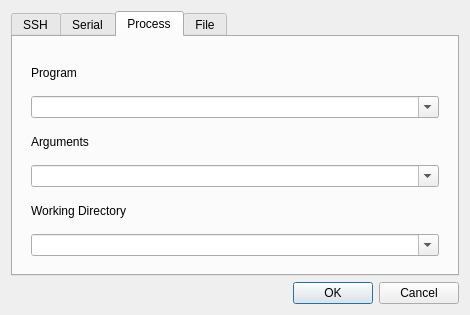
Old version of the form ComBombGui/opendialog.ui in the repository cdesjardins/ComBomb.
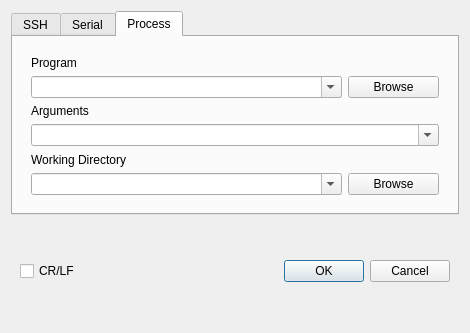
New version of the form. Icons and pictures are not drawn. Custom widgets are drawn as their Qt base class.

Commit message: Cleanup the process interface

What changed in the file:
```diff
--- a/ComBombGui/opendialog.ui
+++ b/ComBombGui/opendialog.ui
@@ -7,7 +7,7 @@
     <x>0</x>
     <y>0</y>
     <width>470</width>
-    <height>315</height>
+    <height>333</height>
    </rect>
   </property>
   <property name="sizePolicy">
@@ -25,13 +25,26 @@
   </property>
   <layout class="QGridLayout" name="gridLayout">
    <item row="1" column="0">
-    <widget class="QDialogButtonBox" name="_buttonBox">
-     <property name="orientation">
-      <enum>Qt::Horizontal</enum>
-     </property>
-     <property name="standardButtons">
-      <set>QDialogButtonBox::Cancel|QDialogButtonBox::Ok</set>
-     </property>
+    <widget class="QWidget" name="widget_2" native="true">
+     <layout class="QHBoxLayout" name="horizontalLayout">
+      <item>
+       <widget class="QCheckBox" name="newLineCheckBox">
+        <property name="text">
+         <string>CR/LF</string>
+        </property>
+       </widget>
+      </item>
+      <item>
+       <widget class="QDialogButtonBox" name="_buttonBox">
+        <property name="orientation">
+         <enum>Qt::Horizontal</enum>
+        </property>
+        <property name="standardButtons">
+         <set>QDialogButtonBox::Cancel|QDialogButtonBox::Ok</set>
+        </property>
+       </widget>
+      </item>
+     </layout>
     </widget>
    </item>
    <item row="0" column="0">
@@ -273,7 +286,7 @@
       <layout class="QGridLayout" name="gridLayout_9">
        <item row="0" column="0">
         <widget class="QWidget" name="widget" native="true">
-         <layout class="QGridLayout" name="gridLayout_8">
+         <layout class="QGridLayout" name="gridLayout_4">
           <item row="0" column="0">
            <widget class="QLabel" name="programLabel">
             <property name="text">
@@ -281,88 +294,67 @@
             </property>
            </widget>
           </item>
-          <item row="3" column="0">
+          <item row="1" column="0">
+           <widget class="CBComboBox" name="programComboBox">
+            <property name="editable">
+             <bool>true</bool>
+            </property>
+           </widget>
+          </item>
+          <item row="1" column="1">
+           <widget class="QPushButton" name="programBrowseButton">
+            <property name="maximumSize">
+             <size>
+              <width>91</width>
+              <height>16777215</height>
+             </size>
+            </property>
+            <property name="text">
+             <string>Browse</string>
+            </property>
+           </widget>
+          </item>
+          <item row="2" column="0">
            <widget class="QLabel" name="argumentsLabel">
             <property name="text">
              <string>Arguments</string>
             </property>
            </widget>
           </item>
-          <item row="5" column="0">
+          <item row="3" column="0" colspan="2">
+           <widget class="CBComboBox" name="argumentsComboBox">
+            <property name="editable">
+             <bool>true</bool>
+            </property>
+           </widget>
+          </item>
+          <item row="4" column="0">
            <widget class="QLabel" name="workingDirLabel">
             <property name="text">
              <string>Working Directory</string>
             </property>
            </widget>
           </item>
-          <item row="6" column="0" colspan="2">
+          <item row="5" column="0">
            <widget class="CBComboBox" name="workingDirComboBox">
             <property name="editable">
              <bool>true</bool>
             </property>
            </widget>
           </item>
-          <item row="4" column="0" colspan="2">
-           <widget class="CBComboBox" name="argumentsComboBox">
-            <property name="editable">
-             <bool>true</bool>
+          <item row="5" column="1">
+           <widget class="QPushButton" name="workingDirButton">
+            <property name="maximumSize">
+             <size>
+              <width>91</width>
+              <height>16777215</height>
+             </size>
             </property>
-           </widget>
-          </item>
-          <item row="2" column="0" colspan="2">
-           <widget class="CBComboBox" name="programComboBox">
-            <property name="editable">
-             <bool>true</bool>
-            </property>
-           </widget>
-          </item>
-         </layout>
-        </widget>
-       </item>
-      </layout>
-     </widget>
-     <widget class="QWidget" name="File">
-      <attribute name="title">
-       <string>File</string>
-      </attribute>
-      <layout class="QGridLayout" name="gridLayout_7">
-       <item row="0" column="0">
-        <widget class="QWidget" name="OpenFile" native="true">
-         <property name="sizePolicy">
-          <sizepolicy hsizetype="Expanding" vsizetype="Expanding">
-           <horstretch>0</horstretch>
-           <verstretch>0</verstretch>
-          </sizepolicy>
-         </property>
-         <layout class="QGridLayout" name="gridLayout_4">
-          <item row="3" column="0">
-           <widget class="QLabel" name="label_12">
-            <property name="text">
-             <string/>
-            </property>
-           </widget>
-          </item>
-          <item row="1" column="0">
-           <widget class="QLabel" name="label_7">
-            <property name="text">
-             <string>Filename</string>
-            </property>
-           </widget>
-          </item>
-          <item row="4" column="1">
-           <widget class="QPushButton" name="browseButton">
             <property name="text">
              <string>Browse</string>
             </property>
            </widget>
           </item>
-          <item row="2" column="0" colspan="2">
-           <widget class="CBComboBox" name="fileNameComboBox">
-            <property name="editable">
-             <bool>true</bool>
-            </property>
-           </widget>
-          </item>
          </layout>
         </widget>
        </item>
```
Left out of the diff: 3 changed lines with no effect on the pictures. The commit also changes 7 other files.
